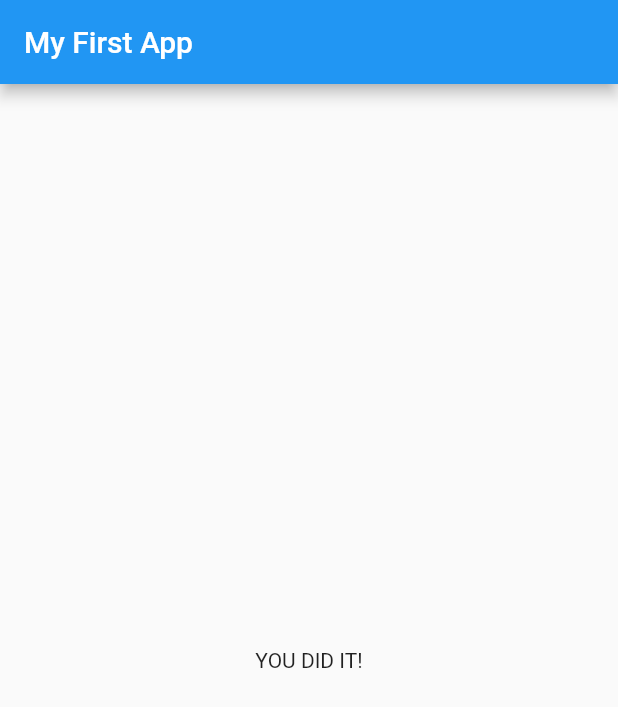
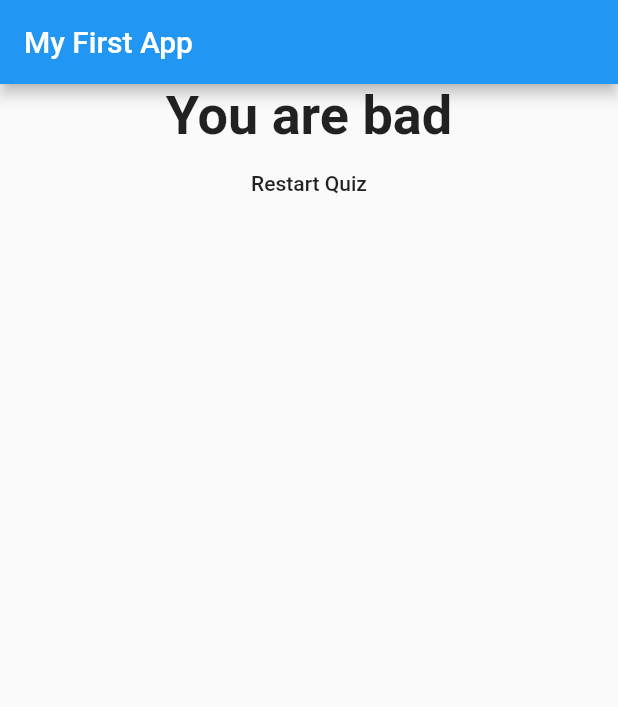
Before and after one commit to jackjhall22/firstFlutterApp, a Flutter app: the screen it shows after launch, after a tap on "red", after a tap on "cat", after a tap on "jack", on a phone screen of 412 x 824 dp. Shown: the top 707 px of the screen. Run offline on Flutter 3.47's test engine with Material 2 defaults, Android fonts, the phone set to English and light mode, and no system bars.

```diff
--- a/lib/main.dart
+++ b/lib/main.dart
@@ -20,29 +20,47 @@ class _MyAppState extends State<MyApp> {
   final questions = const [
     {
       'questionText': 'What\'s your favorite color?',
-      'answers': ['red', 'blue', 'green', 'purple'],
+      'answers': [
+        {'text': 'red', 'score': 5},
+        {'text': 'blue', 'score': 2},
+        {'text': 'green', 'score': 3},
+        {'text': 'purple', 'score': 7}
+      ],
     },
     {
       'questionText': 'What\'s your favorite animal?',
       'answers': [
-        'dog',
-        'cat',
-        'cow',
-        'rabbit',
+        {'text': 'dog', 'score': 1},
+        {'text': 'cat', 'score': 10},
+        {'text': 'cow', 'score': 3},
+        {'text': 'rabbit', 'score': 5},
       ],
     },
     {
       'questionText': 'Who\'s your favorite instructor?',
-      'answers': ['paulo', 'bob', 'jack', 'max'],
+      'answers': [
+        {'text': 'paulo', 'score': 1},
+        {'text': 'bob', 'score': 5},
+        {'text': 'jack', 'score': 10},
+        {'text': 'max', 'score': 3}
+      ],
     },
   ];
   var _questionIndex = 0;
+  var _totalScore = 0;
 
-  void _answerQuestion() {
+  void _answerQuestion(int score) {
+    _totalScore += score;
     setState(() {
       _questionIndex = _questionIndex + 1;
     });
-    print('Answer Chosen!');
+  }
+
+  void _reset() {
+    setState(() {
+      _questionIndex = 0;
+      _totalScore = 0;
+    });
   }
 
   @override
@@ -57,7 +75,7 @@ class _MyAppState extends State<MyApp> {
                 questions: questions,
                 questionIndex: _questionIndex,
                 answerQuestion: _answerQuestion)
-            : Result(),
+            : Result(_totalScore, _reset),
       ),
     );
   }
--- a/lib/quiz.dart
+++ b/lib/quiz.dart
@@ -8,11 +8,10 @@ class Quiz extends StatelessWidget {
   final questionIndex;
   final Function answerQuestion;
 
-  Quiz({
-    @required this.questions,
-    @required this.questionIndex,
-    @required this.answerQuestion,
-  });
+  Quiz(
+      {@required this.questions,
+      @required this.questionIndex,
+      this.answerQuestion});
   @override
   Widget build(BuildContext context) {
     return Column(
@@ -20,8 +19,9 @@ class Quiz extends StatelessWidget {
         Question(
           questions[questionIndex]['questionText'],
         ),
-        ...(questions[questionIndex]['answers'] as List<String>).map((answer) {
-          return Answer(answerQuestion, answer);
+        ...(questions[questionIndex]['answers'] as List<Map<String, Object>>)
+            .map((answer) {
+          return Answer(() => answerQuestion(answer['score']), answer['text']);
         }).toList()
       ],
     );
--- a/lib/result.dart
+++ b/lib/result.dart
@@ -1,8 +1,38 @@
 import 'package:flutter/material.dart';
 
 class Result extends StatelessWidget {
+  final int resultScore;
+  final Function reset;
+
+  Result(this.resultScore, this.reset);
+  String get resultPhrase {
+    String resultText;
+    if (resultScore <= 12) {
+      resultText = 'You are innocent';
+    } else if (resultScore <= 16) {
+      resultText = 'Pretty likable';
+    } else {
+      resultText = 'You are bad';
+    }
+    return resultText;
+  }
+
   @override
   Widget build(BuildContext context) {
-    return Center(child: Text('YOU DID IT!'));
+    return Center(
+      child: Column(
+        children: <Widget>[
+          Text(
+            resultPhrase,
+            style: TextStyle(fontSize: 36, fontWeight: FontWeight.bold),
+            textAlign: TextAlign.center,
+          ),
+          FlatButton(
+            child: Text('Restart Quiz'),
+            onPressed: reset,
+          )
+        ],
+      ),
+    );
   }
 }
```
